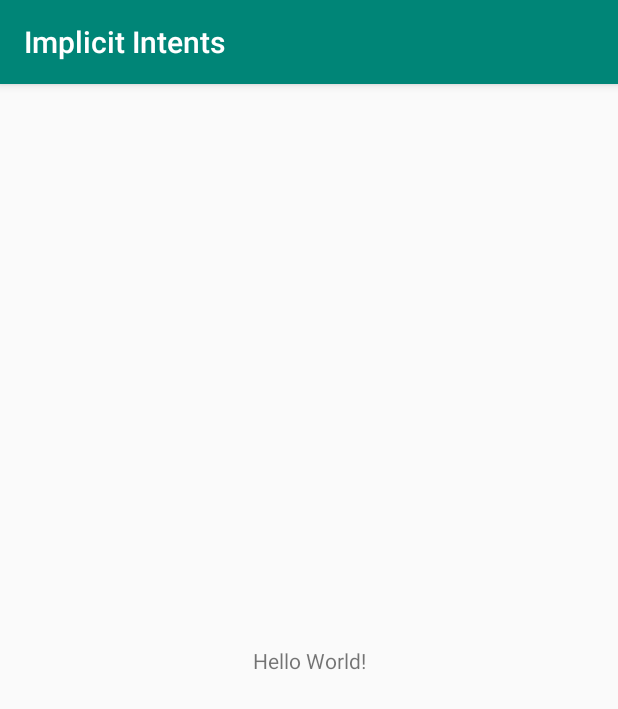
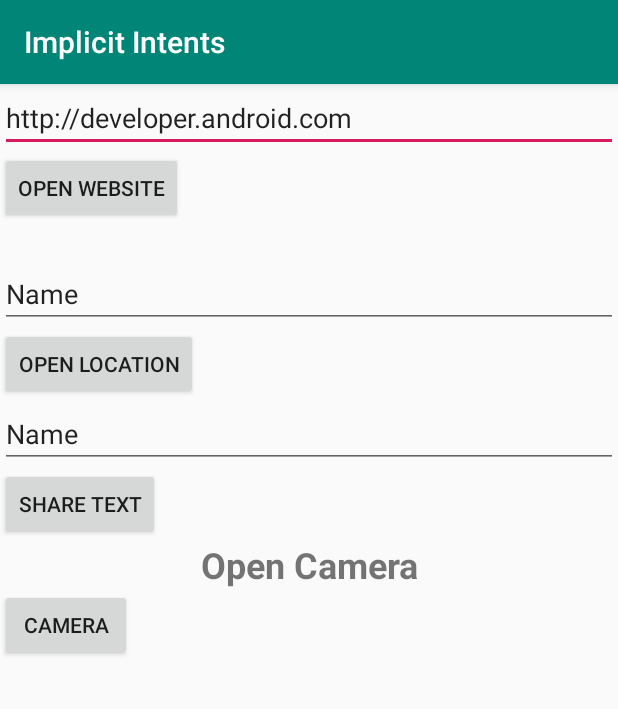
Before and after one commit to Moorose/android-for-modern-programming, an Android app: the screen it shows after launch (MainActivity), on a phone screen of 412 x 824 dp. Shown: the top 709 px of the screen. Run offline under Robolectric (Android 15) with nearby library versions, the light colour scheme and no system bars.

Commit message:
Added button for change color for HelloToast and change scroll element for ScrollText + add several elements for current app

```diff
--- a/HelloToast/app/src/main/res/values/colors.xml
+++ b/HelloToast/app/src/main/res/values/colors.xml
@@ -3,4 +3,6 @@
     <color name="colorPrimary">#008577</color>
     <color name="colorPrimaryDark">#00574B</color>
     <color name="colorAccent">#D81B60</color>
+    <color name="RED">#ff0000</color>
+    <color name="BLUE">#0000ff</color>
 </resources>
--- a/HelloToast/app/src/main/res/values/strings.xml
+++ b/HelloToast/app/src/main/res/values/strings.xml
@@ -5,4 +5,5 @@
     <string name="count_initial_value">0</string>
     <string name="toast_message">Hello Toast!</string>
     <string name="button_label_zero">zero</string>
+    <string name="color_btn_text">Color</string>
 </resources>
--- a/ImplicitIntents/app/src/main/java/com/example/implicitintents/MainActivity.java
+++ b/ImplicitIntents/app/src/main/java/com/example/implicitintents/MainActivity.java
@@ -3,6 +3,7 @@ package com.example.implicitintents;
 import androidx.appcompat.app.AppCompatActivity;
 
 import android.os.Bundle;
+import android.view.View;
 
 public class MainActivity extends AppCompatActivity {
 
@@ -11,4 +12,7 @@ public class MainActivity extends AppCompatActivity {
         super.onCreate(savedInstanceState);
         setContentView(R.layout.activity_main);
     }
+
+    public void openLink(View view) {
+    }
 }
--- a/ImplicitIntents/app/src/main/res/layout/activity_main.xml
+++ b/ImplicitIntents/app/src/main/res/layout/activity_main.xml
@@ -1,18 +1,68 @@
 <?xml version="1.0" encoding="utf-8"?>
-<androidx.constraintlayout.widget.ConstraintLayout xmlns:android="http://schemas.android.com/apk/res/android"
+<LinearLayout xmlns:android="http://schemas.android.com/apk/res/android"
     xmlns:app="http://schemas.android.com/apk/res-auto"
     xmlns:tools="http://schemas.android.com/tools"
     android:layout_width="match_parent"
     android:layout_height="match_parent"
+    android:orientation="vertical"
     tools:context=".MainActivity">
 
-    <TextView
+    <EditText
+        android:id="@+id/website_edittext"
+        android:layout_width="match_parent"
+        android:layout_height="wrap_content"
+        android:text="@string/edittext_uri" />
+
+    <Button
+        android:id="@+id/open_website_button"
         android:layout_width="wrap_content"
         android:layout_height="wrap_content"
-        android:text="Hello World!"
-        app:layout_constraintBottom_toBottomOf="parent"
-        app:layout_constraintLeft_toLeftOf="parent"
-        app:layout_constraintRight_toRightOf="parent"
-        app:layout_constraintTop_toTopOf="parent" />
+        android:onClick="openLink"
+        android:layout_marginBottom="24dp"
+        android:text="@string/button_uri" />
 
-</androidx.constraintlayout.widget.ConstraintLayout>
+    <EditText
+        android:id="@+id/location_edittext"
+        android:layout_width="match_parent"
+        android:layout_height="wrap_content"
+        android:text="Name" />
+
+    <Button
+        android:id="@+id/button2"
+        android:layout_width="wrap_content"
+        android:layout_height="wrap_content"
+        android:onClick="openLocation"
+        android:text="Open location" />
+
+    <EditText
+        android:id="@+id/editText3"
+        android:layout_width="match_parent"
+        android:layout_height="wrap_content"
+        android:ems="10"
+        android:inputType="textPersonName"
+        android:text="Name" />
+
+    <Button
+        android:id="@+id/button3"
+        android:layout_width="wrap_content"
+        android:layout_height="wrap_content"
+        android:onClick="shareText"
+        android:text="Share Text" />
+
+    <TextView
+        android:id="@+id/textView"
+        android:layout_width="match_parent"
+        android:layout_height="wrap_content"
+        android:text="Open Camera"
+        android:textAlignment="center"
+        android:textSize="24sp"
+        android:textStyle="bold" />
+
+    <Button
+        android:id="@+id/open_camera_btn"
+        android:layout_width="wrap_content"
+        android:layout_height="wrap_content"
+        android:onClick="openCamera"
+        android:text="Camera" />
+
+</LinearLayout>
--- a/ImplicitIntents/app/src/main/res/values/strings.xml
+++ b/ImplicitIntents/app/src/main/res/values/strings.xml
@@ -1,3 +1,11 @@
 <resources>
     <string name="app_name">Implicit Intents</string>
+    <string name="edittext_uri">http://developer.android.com</string>
+    <string name="button_uri">Open Website</string>
+
+    <string name="edittext_loc">Golden Gate Bridge</string>
+    <string name="button_loc">Open Location</string>
+
+    <string name="edittext_share">\'Twas brillig and the slithy toves</string>
+    <string name="button_share">Share This Text</string>
 </resources>
```
Also changed, not shown: HelloToast/app/src/main/java/com/example/hellotoast/MainActivity.java (+14 -0 lines), HelloToast/app/src/main/res/layout/activity_main.xml (+14 -3 lines), ScrollingText/app/src/main/res/layout/activity_main.xml (+5 -5 lines).
